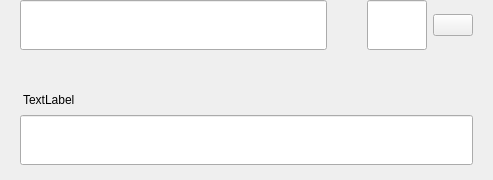
Above: src/qt/eros/forms/sendmultirow.ui from ErosCore/ErosCore before the change. Below: the same form after it.
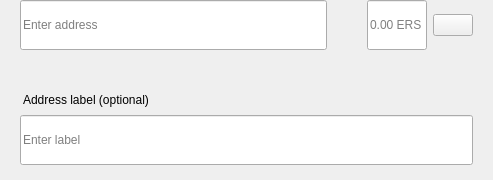
That is the form after the change.

```diff
--- a/src/qt/eros/forms/sendmultirow.ui
+++ b/src/qt/eros/forms/sendmultirow.ui
@@ -140,6 +140,9 @@
               <height>50</height>
              </size>
             </property>
+            <property name="placeholderText">
+             <string>Enter address</string>
+            </property>
            </widget>
           </item>
          </layout>
@@ -194,6 +197,9 @@
           <property name="alignment">
            <set>Qt::AlignLeading|Qt::AlignLeft|Qt::AlignVCenter</set>
           </property>
+          <property name="placeholderText">
+           <string notr="true">0.00 ERS</string>
+          </property>
          </widget>
         </item>
         <item>
@@ -287,7 +293,7 @@
 padding:0px;</string>
         </property>
         <property name="text">
-         <string>TextLabel</string>
+         <string>Address label (optional)</string>
         </property>
        </widget>
       </item>
@@ -305,6 +311,9 @@
           <height>50</height>
          </size>
         </property>
+        <property name="placeholderText">
+         <string>Enter label</string>
+        </property>
        </widget>
       </item>
      </layout>
```
